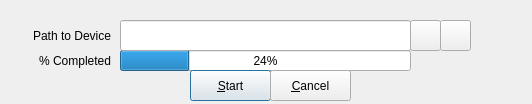
This is zuluCrypt-gui/erasedevice.ui in mhogomchungu/zuluCrypt as Qt 5 draws it before an edit. The edited form follows.
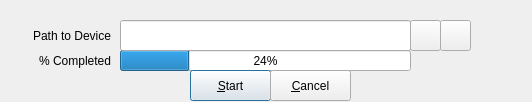
This is the edited form.

The edit to the form file:
```diff
--- a/zuluCrypt-gui/erasedevice.ui
+++ b/zuluCrypt-gui/erasedevice.ui
@@ -10,7 +10,7 @@
     <x>0</x>
     <y>0</y>
     <width>532</width>
-    <height>104</height>
+    <height>102</height>
    </rect>
   </property>
   <property name="windowTitle">
```
